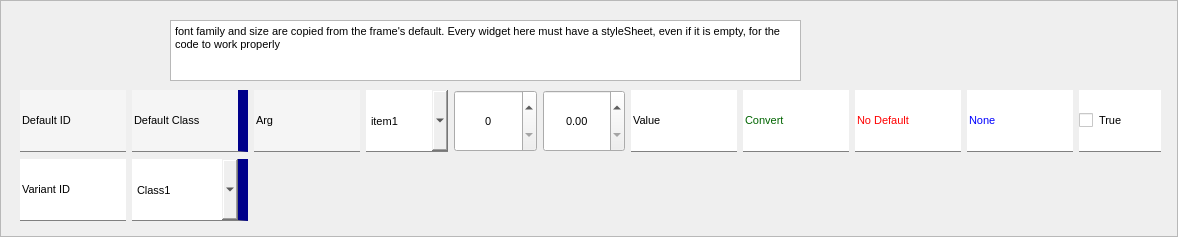
First picture: the form in frontend/designer_templates/edit_window/widgets_frame.ui, repository tomaslibanomonteiro/Thesis-code, before the edit.
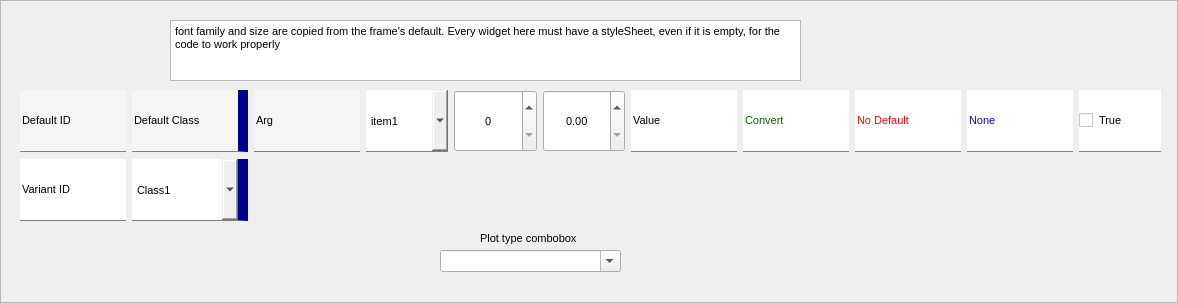
Second picture: the form after the edit.

Commit message: halfway to plot types from edit window

```diff
--- a/frontend/designer_templates/edit_window/widgets_frame.ui
+++ b/frontend/designer_templates/edit_window/widgets_frame.ui
@@ -7,7 +7,7 @@
     <x>0</x>
     <y>0</y>
     <width>1178</width>
-    <height>237</height>
+    <height>303</height>
    </rect>
   </property>
   <property name="font">
@@ -349,6 +349,59 @@
     <string>font family and size are copied from the frame's default. Every widget here must have a styleSheet, even if it is empty, for the code to work properly</string>
    </property>
   </widget>
+  <widget class="QComboBox" name="plot_type">
+   <property name="geometry">
+    <rect>
+     <x>440</x>
+     <y>250</y>
+     <width>181</width>
+     <height>22</height>
+    </rect>
+   </property>
+   <property name="sizePolicy">
+    <sizepolicy hsizetype="Fixed" vsizetype="Fixed">
+     <horstretch>0</horstretch>
+     <verstretch>0</verstretch>
+    </sizepolicy>
+   </property>
+   <property name="minimumSize">
+    <size>
+     <width>181</width>
+     <height>0</height>
+    </size>
+   </property>
+   <property name="maximumSize">
+    <size>
+     <width>181</width>
+     <height>16777215</height>
+    </size>
+   </property>
+   <property name="editable">
+    <bool>true</bool>
+   </property>
+   <property name="currentIndex">
+    <number>-1</number>
+   </property>
+   <property name="insertPolicy">
+    <enum>QComboBox::InsertAlphabetically</enum>
+   </property>
+   <property name="frame">
+    <bool>true</bool>
+   </property>
+  </widget>
+  <widget class="QLabel" name="label">
+   <property name="geometry">
+    <rect>
+     <x>480</x>
+     <y>230</y>
+     <width>121</width>
+     <height>16</height>
+    </rect>
+   </property>
+   <property name="text">
+    <string>Plot type combobox</string>
+   </property>
+  </widget>
  </widget>
  <resources/>
  <connections/>
```
The commit also changes 13 other files.
